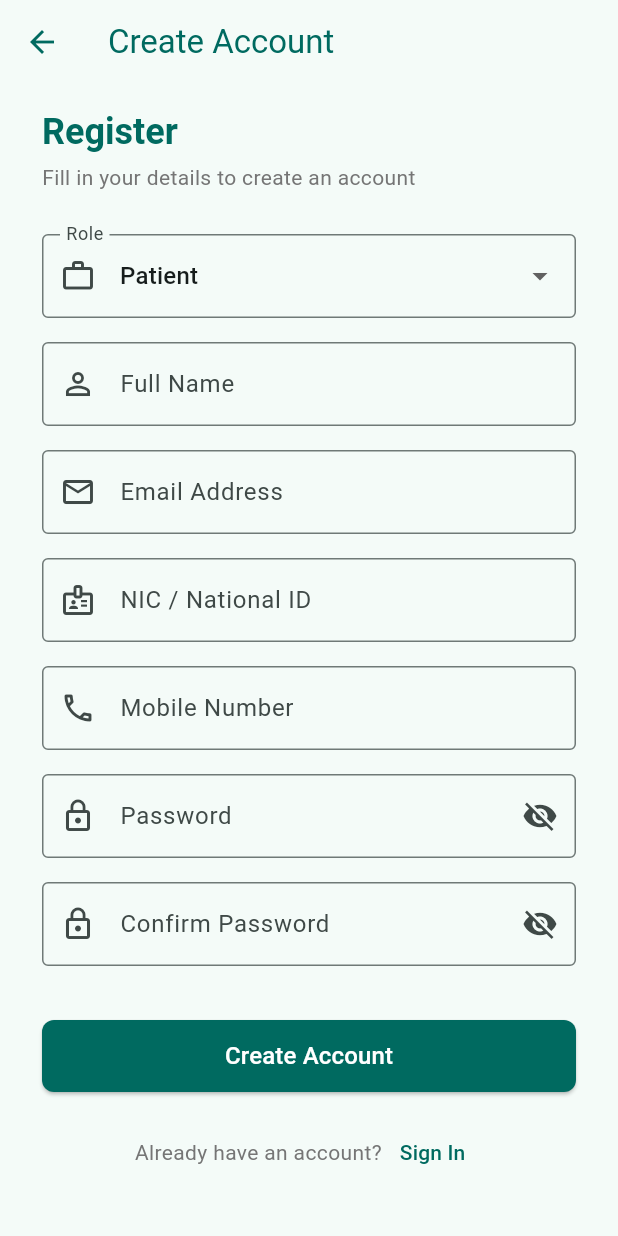
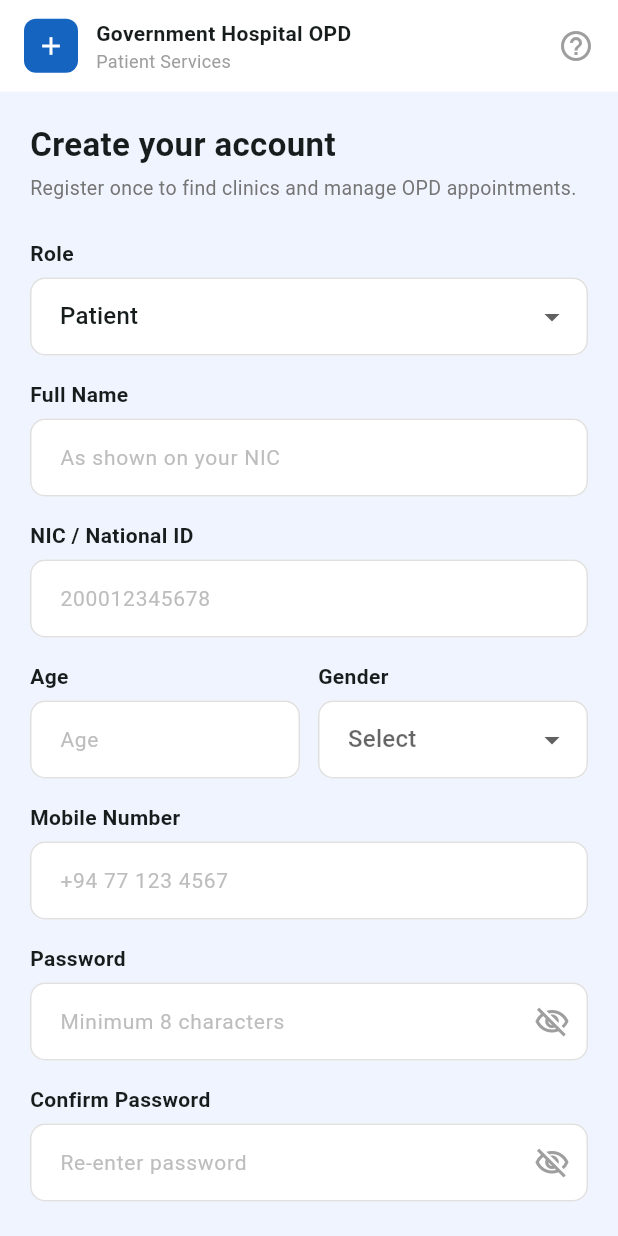
Before and after one commit to Tenu234/IT3060-HCI-Mobile-APP--WD40, a Flutter app: the screen it shows after launch, after a tap on "Register Here", on a phone screen of 412 x 824 dp. Run offline on Flutter 3.47's test engine with Material 3 defaults, Android fonts, the phone set to English and light mode, and no system bars.

Commit message:
feat: redesign register screen to match OPD hospital UI with role, age, gender, terms

```diff
--- a/app/frontend/opd_queue_app/lib/screens/register_screen.dart
+++ b/app/frontend/opd_queue_app/lib/screens/register_screen.dart
@@ -12,16 +12,18 @@ class RegisterScreen extends StatefulWidget {
 class _RegisterScreenState extends State<RegisterScreen> {
   final _formKey = GlobalKey<FormState>();
   final _nameController = TextEditingController();
-  final _emailController = TextEditingController();
   final _nicController = TextEditingController();
+  final _ageController = TextEditingController();
   final _phoneController = TextEditingController();
   final _passwordController = TextEditingController();
   final _confirmPasswordController = TextEditingController();
 
   String _selectedRole = 'patient';
+  String? _selectedGender;
   bool _isLoading = false;
   bool _obscurePassword = true;
   bool _obscureConfirm = true;
+  bool _agreedToTerms = false;
   String? _errorMessage;
 
   final List<Map<String, String>> _roles = [
@@ -31,11 +33,13 @@ class _RegisterScreenState extends State<RegisterScreen> {
     {'value': 'admin',   'label': 'Admin'},
   ];
 
+  final List<String> _genders = ['Male', 'Female', 'Other'];
+
   @override
   void dispose() {
     _nameController.dispose();
-    _emailController.dispose();
     _nicController.dispose();
+    _ageController.dispose();
     _phoneController.dispose();
     _passwordController.dispose();
     _confirmPasswordController.dispose();
@@ -44,16 +48,17 @@ class _RegisterScreenState extends State<RegisterScreen> {
 
   Future<void> _handleRegister() async {
     if (!_formKey.currentState!.validate()) return;
+    if (!_agreedToTerms) {
+      setState(() => _errorMessage = 'Please agree to the Terms and Privacy Notice.');
+      return;
+    }
 
-    setState(() {
-      _isLoading = true;
-      _errorMessage = null;
-    });
+    setState(() { _isLoading = true; _errorMessage = null; });
 
     try {
-      final user = await AuthService.registerUser(
+      await AuthService.registerUser(
         name: _nameController.text.trim(),
-        email: _emailController.text.trim(),
+        email: '${_nicController.text.trim()}@opd.lk', // use NIC as email key
         password: _passwordController.text,
         phone: _phoneController.text.trim(),
         nic: _nicController.text.trim(),
@@ -70,174 +75,257 @@ class _RegisterScreenState extends State<RegisterScreen> {
         );
       }
     } catch (e) {
-      setState(() {
-        _errorMessage = e.toString().replaceFirst('Exception: ', '');
-      });
+      setState(() => _errorMessage = e.toString().replaceFirst('Exception: ', ''));
     } finally {
       if (mounted) setState(() => _isLoading = false);
     }
   }
 
+  InputDecoration _inputDecoration(String hint) => InputDecoration(
+        hintText: hint,
+        hintStyle: TextStyle(color: Colors.grey[400], fontSize: 14),
+        filled: true,
+        fillColor: Colors.white,
+        contentPadding: const EdgeInsets.symmetric(horizontal: 16, vertical: 14),
+        border: OutlineInputBorder(
+          borderRadius: BorderRadius.circular(10),
+          borderSide: BorderSide(color: Colors.grey.shade300),
+        ),
+        enabledBorder: OutlineInputBorder(
+          borderRadius: BorderRadius.circular(10),
+          borderSide: BorderSide(color: Colors.grey.shade300),
+        ),
+        focusedBorder: OutlineInputBorder(
+          borderRadius: BorderRadius.circular(10),
+          borderSide: const BorderSide(color: Color(0xFF1565C0), width: 1.5),
+        ),
+        errorBorder: OutlineInputBorder(
+          borderRadius: BorderRadius.circular(10),
+          borderSide: const BorderSide(color: Colors.red),
+        ),
+        focusedErrorBorder: OutlineInputBorder(
+          borderRadius: BorderRadius.circular(10),
+          borderSide: const BorderSide(color: Colors.red),
+        ),
+      );
+
+  Widget _label(String text) => Padding(
+        padding: const EdgeInsets.only(bottom: 6),
+        child: Text(text,
+            style: const TextStyle(fontWeight: FontWeight.w600, fontSize: 14)),
+      );
+
   @override
   Widget build(BuildContext context) {
-    final theme = Theme.of(context);
+    return Scaffold(
+      backgroundColor: const Color(0xFFF0F4FF),
+      body: SafeArea(
+        child: Column(
+          children: [
+            // Top bar
+            Container(
+              color: Colors.white,
+              padding: const EdgeInsets.symmetric(horizontal: 16, vertical: 12),
+              child: Row(
+                children: [
+                  Container(
+                    width: 36, height: 36,
+                    decoration: BoxDecoration(
+                      color: const Color(0xFF1565C0),
+                      borderRadius: BorderRadius.circular(8),
+                    ),
+                    child: const Icon(Icons.add, color: Colors.white, size: 20),
+                  ),
+                  const SizedBox(width: 12),
+                  const Column(
+                    crossAxisAlignment: CrossAxisAlignment.start,
+                    children: [
+                      Text('Government Hospital OPD',
+                          style: TextStyle(fontWeight: FontWeight.bold, fontSize: 14)),
+                      Text('Patient Services',
+                          style: TextStyle(color: Colors.grey, fontSize: 12)),
+                    ],
+                  ),
+                  const Spacer(),
+                  const Icon(Icons.help_outline, color: Colors.grey),
+                ],
+              ),
+            ),
 
-    return Scaffold(
-      backgroundColor: theme.colorScheme.surface,
-      appBar: AppBar(
-        title: const Text('Create Account'),
-        backgroundColor: Colors.transparent,
-        elevation: 0,
-        foregroundColor: theme.colorScheme.primary,
-      ),
-      body: SafeArea(
+            // Form
+            Expanded(
               child: SingleChildScrollView(
-          padding: const EdgeInsets.symmetric(horizontal: 28, vertical: 16),
+                padding: const EdgeInsets.all(20),
+                child: Form(
+                  key: _formKey,
                   child: Column(
                     crossAxisAlignment: CrossAxisAlignment.start,
                     children: [
-              Text(
-                'Register',
-                style: theme.textTheme.headlineSmall?.copyWith(
-                  fontWeight: FontWeight.bold,
-                  color: theme.colorScheme.primary,
-                ),
-              ),
+                      const Text('Create your account',
+                          style: TextStyle(fontSize: 22, fontWeight: FontWeight.bold)),
                       const SizedBox(height: 4),
-              Text(
-                'Fill in your details to create an account',
-                style: theme.textTheme.bodyMedium?.copyWith(color: Colors.grey[600]),
-              ),
-              const SizedBox(height: 28),
+                      Text('Register once to find clinics and manage OPD appointments.',
+                          style: TextStyle(color: Colors.grey[600], fontSize: 13)),
+                      const SizedBox(height: 24),
 
-              Form(
-                key: _formKey,
-                child: Column(
-                  children: [
-
-                    // Role dropdown
+                      // Role
+                      _label('Role'),
                       DropdownButtonFormField<String>(
                         value: _selectedRole,
-                      decoration: const InputDecoration(
-                        labelText: 'Role',
-                        prefixIcon: Icon(Icons.work_outline),
-                        border: OutlineInputBorder(),
-                      ),
+                        decoration: _inputDecoration('Select role'),
                         items: _roles.map((r) => DropdownMenuItem(
                           value: r['value'],
                           child: Text(r['label']!),
                         )).toList(),
-                      onChanged: (val) => setState(() => _selectedRole = val!),
+                        onChanged: (v) => setState(() => _selectedRole = v!),
                       ),
                       const SizedBox(height: 16),
 
                       // Full Name
+                      _label('Full Name'),
                       TextFormField(
                         controller: _nameController,
                         textCapitalization: TextCapitalization.words,
-                      decoration: const InputDecoration(
-                        labelText: 'Full Name',
-                        prefixIcon: Icon(Icons.person_outline),
-                        border: OutlineInputBorder(),
-                      ),
-                      validator: (v) =>
-                          (v == null || v.trim().isEmpty) ? 'Full name is required' : null,
-                    ),
-                    const SizedBox(height: 16),
-
-                    // Email
-                    TextFormField(
-                      controller: _emailController,
-                      keyboardType: TextInputType.emailAddress,
-                      decoration: const InputDecoration(
-                        labelText: 'Email Address',
-                        prefixIcon: Icon(Icons.email_outlined),
-                        border: OutlineInputBorder(),
-                      ),
-                      validator: (v) {
-                        if (v == null || v.trim().isEmpty) return 'Email is required';
-                        if (!RegExp(r'^[\w-.]+@([\w-]+\.)+[\w-]{2,4}$').hasMatch(v.trim())) {
-                          return 'Enter a valid email address';
-                        }
-                        return null;
-                      },
+                        decoration: _inputDecoration('As shown on your NIC'),
+                        validator: (v) => (v == null || v.trim().isEmpty)
+                            ? 'Full name is required' : null,
                       ),
                       const SizedBox(height: 16),
 
                       // NIC
+                      _label('NIC / National ID'),
                       TextFormField(
                         controller: _nicController,
-                      decoration: const InputDecoration(
-                        labelText: 'NIC / National ID',
-                        prefixIcon: Icon(Icons.badge_outlined),
-                        border: OutlineInputBorder(),
+                        decoration: _inputDecoration('200012345678'),
+                        validator: (v) => (v == null || v.trim().isEmpty)
+                            ? 'NIC is required' : null,
                       ),
-                      validator: (v) =>
-                          (v == null || v.trim().isEmpty) ? 'NIC / National ID is required' : null,
+                      const SizedBox(height: 16),
+
+                      // Age + Gender row
+                      Row(
+                        children: [
+                          Expanded(
+                            child: Column(
+                              crossAxisAlignment: CrossAxisAlignment.start,
+                              children: [
+                                _label('Age'),
+                                TextFormField(
+                                  controller: _ageController,
+                                  keyboardType: TextInputType.number,
+                                  decoration: _inputDecoration('Age'),
+                                  validator: (v) => (v == null || v.trim().isEmpty)
+                                      ? 'Required' : null,
+                                ),
+                              ],
+                            ),
+                          ),
+                          const SizedBox(width: 12),
+                          Expanded(
+                            child: Column(
+                              crossAxisAlignment: CrossAxisAlignment.start,
+                              children: [
+                                _label('Gender'),
+                                DropdownButtonFormField<String>(
+                                  value: _selectedGender,
+                                  decoration: _inputDecoration('Select'),
+                                  items: _genders.map((g) => DropdownMenuItem(
+                                    value: g, child: Text(g),
+                                  )).toList(),
+                                  onChanged: (v) => setState(() => _selectedGender = v),
+                                  validator: (v) => v == null ? 'Required' : null,
+                                ),
+                              ],
+                            ),
+                          ),
+                        ],
                       ),
                       const SizedBox(height: 16),
 
                       // Mobile
+                      _label('Mobile Number'),
                       TextFormField(
                         controller: _phoneController,
                         keyboardType: TextInputType.phone,
-                      decoration: const InputDecoration(
-                        labelText: 'Mobile Number',
-                        prefixIcon: Icon(Icons.phone_outlined),
-                        border: OutlineInputBorder(),
-                      ),
+                        decoration: _inputDecoration('+94 77 123 4567'),
                         validator: (v) {
                           if (v == null || v.trim().isEmpty) return 'Mobile number is required';
-                        if (v.trim().length < 10) return 'Enter a valid mobile number';
+                          if (v.trim().length < 10) return 'Enter a valid number';
                           return null;
                         },
                       ),
                       const SizedBox(height: 16),
 
                       // Password
+                      _label('Password'),
                       TextFormField(
                         controller: _passwordController,
                         obscureText: _obscurePassword,
-                      decoration: InputDecoration(
-                        labelText: 'Password',
-                        prefixIcon: const Icon(Icons.lock_outline),
-                        border: const OutlineInputBorder(),
+                        decoration: _inputDecoration('Minimum 8 characters').copyWith(
                           suffixIcon: IconButton(
-                          icon: Icon(_obscurePassword ? Icons.visibility_off : Icons.visibility),
-                          onPressed: () => setState(() => _obscurePassword = !_obscurePassword),
+                            icon: Icon(_obscurePassword
+                                ? Icons.visibility_off_outlined
+                                : Icons.visibility_outlined,
+                                color: Colors.grey),
+                            onPressed: () =>
+                                setState(() => _obscurePassword = !_obscurePassword),
                           ),
                         ),
                         validator: (v) {
                           if (v == null || v.isEmpty) return 'Password is required';
-                        if (v.length < 6) return 'Password must be at least 6 characters';
+                          if (v.length < 8) return 'Minimum 8 characters';
                           return null;
                         },
                       ),
                       const SizedBox(height: 16),
 
                       // Confirm Password
+                      _label('Confirm Password'),
                       TextFormField(
                         controller: _confirmPasswordController,
                         obscureText: _obscureConfirm,
-                      decoration: InputDecoration(
-                        labelText: 'Confirm Password',
-                        prefixIcon: const Icon(Icons.lock_outline),
-                        border: const OutlineInputBorder(),
+                        decoration: _inputDecoration('Re-enter password').copyWith(
                           suffixIcon: IconButton(
-                          icon: Icon(_obscureConfirm ? Icons.visibility_off : Icons.visibility),
-                          onPressed: () => setState(() => _obscureConfirm = !_obscureConfirm),
+                            icon: Icon(_obscureConfirm
+                                ? Icons.visibility_off_outlined
+                                : Icons.visibility_outlined,
+                                color: Colors.grey),
+                            onPressed: () =>
+                                setState(() => _obscureConfirm = !_obscureConfirm),
                           ),
                         ),
                         validator: (v) {
-                        if (v == null || v.isEmpty) return 'Please confirm your password';
+                          if (v == null || v.isEmpty) return 'Please confirm password';
                           if (v != _passwordController.text) return 'Passwords do not match';
                           return null;
                         },
                       ),
-                    const SizedBox(height: 12),
+                      const SizedBox(height: 16),
+
+                      // Terms checkbox
+                      Row(
+                        children: [
+                          Checkbox(
+                            value: _agreedToTerms,
+                            onChanged: (v) => setState(() => _agreedToTerms = v!),
+                            activeColor: const Color(0xFF1565C0),
+                            shape: RoundedRectangleBorder(
+                                borderRadius: BorderRadius.circular(4)),
+                          ),
+                          const Text('I agree to the '),
+                          GestureDetector(
+                            onTap: () {},
+                            child: const Text('Terms and Privacy Notice',
+                                style: TextStyle(
+                                    color: Color(0xFF1565C0),
+                                    decoration: TextDecoration.underline)),
+                          ),
+                        ],
+                      ),
 
                       // Error
-                    if (_errorMessage != null)
+                      if (_errorMessage != null) ...[
+                        const SizedBox(height: 8),
                         Container(
                           width: double.infinity,
                           padding: const EdgeInsets.all(12),
@@ -246,55 +334,61 @@ class _RegisterScreenState extends State<RegisterScreen> {
                             borderRadius: BorderRadius.circular(8),
                             border: Border.all(color: Colors.red.shade200),
                           ),
-                        child: Text(
-                          _errorMessage!,
-                          style: TextStyle(color: Colors.red.shade700),
+                          child: Text(_errorMessage!,
+                              style: TextStyle(color: Colors.red.shade700)),
                         ),
-                      ),
+                      ],
 
-                    const SizedBox(height: 24),
+                      const SizedBox(height: 20),
 
-                    // Submit
+                      // Register button
                       SizedBox(
                         width: double.infinity,
-                      height: 48,
+                        height: 50,
                         child: ElevatedButton(
                           onPressed: _isLoading ? null : _handleRegister,
                           style: ElevatedButton.styleFrom(
-                          backgroundColor: theme.colorScheme.primary,
+                            backgroundColor: const Color(0xFF1565C0),
                             foregroundColor: Colors.white,
                             shape: RoundedRectangleBorder(
-                            borderRadius: BorderRadius.circular(8),
-                          ),
+                                borderRadius: BorderRadius.circular(10)),
                           ),
                           child: _isLoading
                               ? const SizedBox(
                                   width: 22, height: 22,
-                                child: CircularProgressIndicator(color: Colors.white, strokeWidth: 2.5),
-                              )
-                            : const Text('Create Account', style: TextStyle(fontSize: 16)),
+                                  child: CircularProgressIndicator(
+                                      color: Colors.white, strokeWidth: 2.5))
+                              : const Text('Register',
+                                  style: TextStyle(
+                                      fontSize: 16, fontWeight: FontWeight.w600)),
                         ),
                       ),
 
                       const SizedBox(height: 16),
 
-                    Row(
-                      mainAxisAlignment: MainAxisAlignment.center,
-                      children: [
-                        Text('Already have an account?', style: TextStyle(color: Colors.grey[600])),
-                        TextButton(
-                          onPressed: () => Navigator.pop(context),
-                          child: const Text('Sign In'),
+                      // Login link
+                      Center(
+                        child: GestureDetector(
+                          onTap: () => Navigator.pushReplacement(context,
+                              MaterialPageRoute(builder: (_) => const LoginScreen())),
+                          child: const Text('Already registered? Log in',
+                              style: TextStyle(color: Colors.grey, fontSize: 13)),
                         ),
+                      ),
+                      const SizedBox(height: 4),
+                      const Center(
+                        child: Text('Fictional demo data only.',
+                            style: TextStyle(color: Colors.grey, fontSize: 11)),
+                      ),
+                      const SizedBox(height: 20),
                     ],
                   ),
-                  ],
+                ),
               ),
             ),
           ],
         ),
       ),
-      ),
     );
   }
 }
```
Lines whose indentation alone changed are shown as unchanged.
